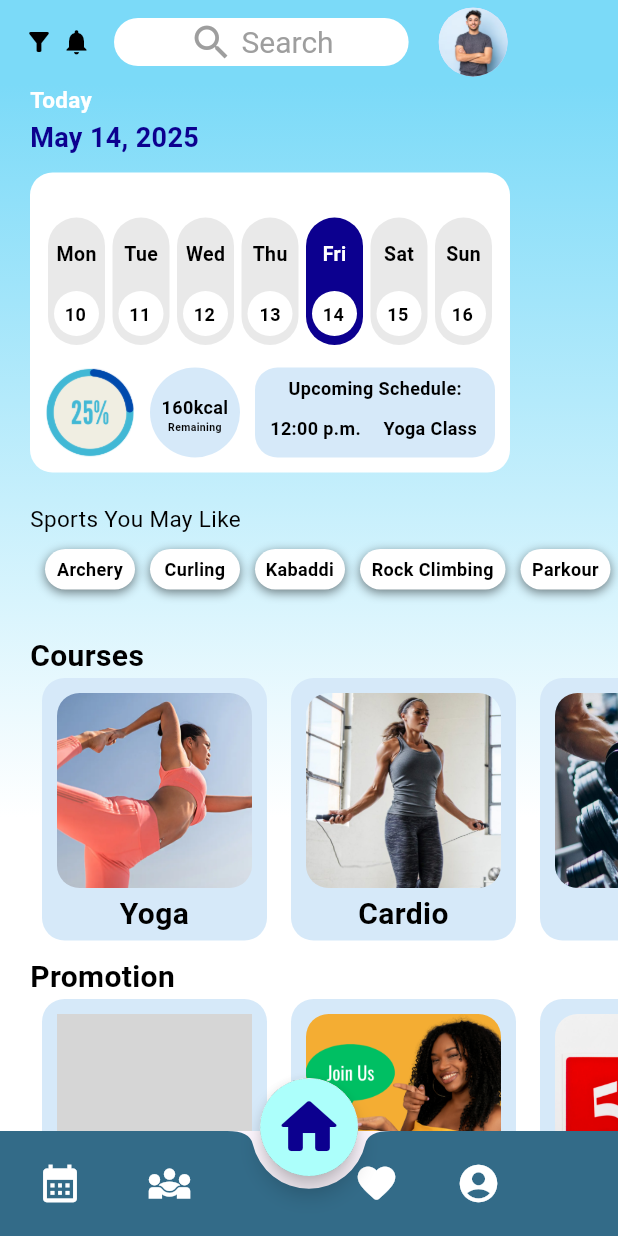
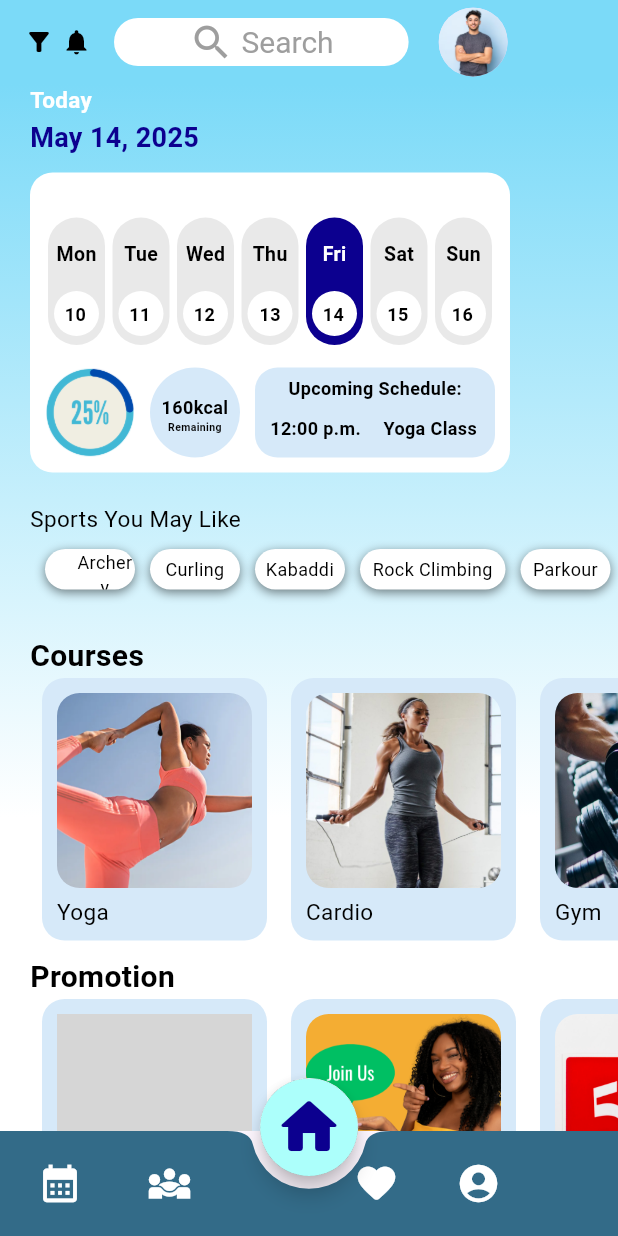
Before and after one commit to RRTeoh/Mobile, a Flutter app: the screen it shows after launch, on a phone screen of 412 x 824 dp. Run offline on Flutter 3.47's test engine with Material 3 defaults, Android fonts, the phone set to English and light mode, and no system bars; our stand-ins replace percent_indicator; grey boxes are pictures that could not be loaded.

Commit message:
Update home_page.dart

```diff
--- a/lib/screens/home_page.dart
+++ b/lib/screens/home_page.dart
@@ -569,6 +569,7 @@
                 //list of sports you may like
                 Container(
                   margin:EdgeInsets.only(top:10,bottom:10),
+                  padding: EdgeInsets.only(left:20),
                   height:27,
                   width:60,
                   decoration: BoxDecoration(
@@ -588,7 +589,7 @@
                     textAlign: TextAlign.center,
                     style: TextStyle(
                       fontSize: 12,
-                      fontWeight: FontWeight.bold,
+                      //fontWeight: FontWeight.bold,
                       color: Colors.black
                     )
                   )
@@ -615,7 +616,7 @@
                     textAlign: TextAlign.center,
                     style: TextStyle(
                       fontSize: 12,
-                      fontWeight: FontWeight.bold,
+                      //fontWeight: FontWeight.bold,
                       color: Colors.black
                     )
                   )
@@ -642,7 +643,7 @@
                     textAlign: TextAlign.center,
                     style: TextStyle(
                       fontSize: 12,
-                      fontWeight: FontWeight.bold,
+                      //fontWeight: FontWeight.bold,
                       color: Colors.black
                     )
                   )
@@ -669,7 +670,7 @@
                     textAlign: TextAlign.center,
                     style: TextStyle(
                       fontSize: 12,
-                      fontWeight: FontWeight.bold,
+                      //fontWeight: FontWeight.bold,
                       color: Colors.black
                     )
                   )
@@ -696,7 +697,7 @@
                     textAlign: TextAlign.center,
                     style: TextStyle(
                       fontSize: 12,
-                      fontWeight: FontWeight.bold,
+                      //fontWeight: FontWeight.bold,
                       color: Colors.black
                     )
                   )
@@ -746,14 +747,16 @@
                         ),
                       ),
                       Container(
-                        margin:EdgeInsets.only(top:3),
+                        margin:EdgeInsets.only(top:5),
+                        padding: EdgeInsets.only(left: 10),
+                        alignment: Alignment.centerLeft,
                         child: Text(
                           courses[index].coursename,
                           textAlign: TextAlign.center,
                           style: TextStyle(
-                            fontSize: 20,
+                            fontSize: 15,
                             color: Colors.black,
-                            fontWeight: FontWeight.bold
+                            //fontWeight: FontWeight.bold
                          )
                        )
                       ),
```
